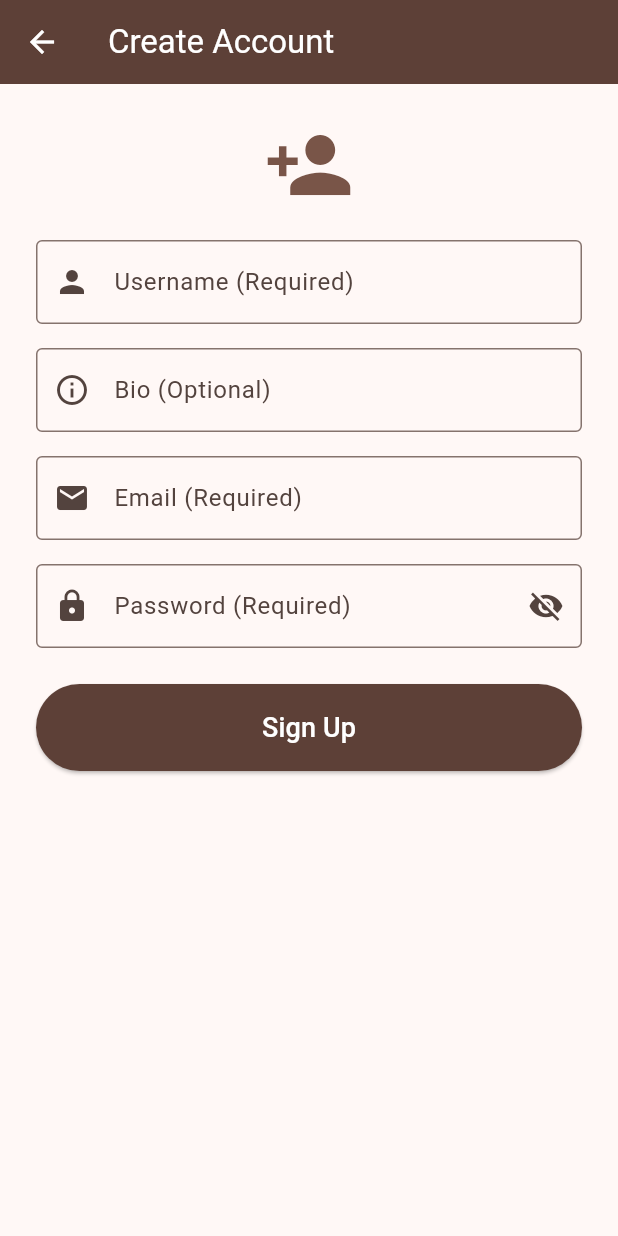
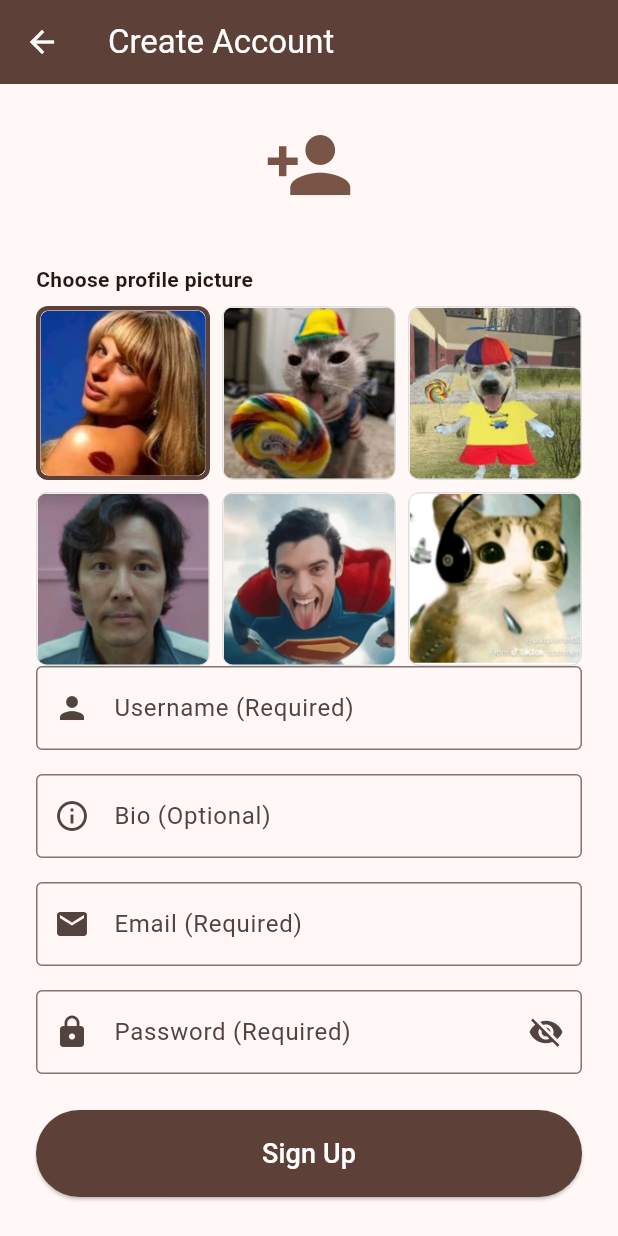
Before and after one commit to Kalla-21/codebeans_v1, a Flutter app: the SignUpScreen screen opened by its route, on a phone screen of 412 x 824 dp. Run offline on Flutter 3.47's test engine with Material 3 defaults, Android fonts, the light colour scheme and no system bars; our stand-ins replace firebase_auth, firebase_core, firebase_database; accounts and stored records are empty; statements that could not run were skipped.

Commit message:
Edit profile, settings, profile pictures, credits added

```diff
--- a/lib/screens/firebase_debug_screen.dart
+++ b/lib/screens/firebase_debug_screen.dart
@@ -208,7 +208,6 @@ class _FirebaseDebugScreenState extends State<FirebaseDebugScreen> {
         testUserId,
         'TestUser123',
         'Testing Firebase',
-        '',
       );
       _addLog('✅ Profile data written');
 
--- a/lib/screens/signup_screen.dart
+++ b/lib/screens/signup_screen.dart
@@ -16,8 +16,26 @@ class _SignUpScreenState extends State<SignUpScreen> {
 
   final FirebaseService _firebaseService = FirebaseService();
 
+  // preset avatars – same as ProfileScreen
+  final List<String> _avatarPaths = const [
+    'assets/avatars/avatar1.png',
+    'assets/avatars/avatar2.png',
+    'assets/avatars/avatar3.png',
+    'assets/avatars/avatar4.png',
+    'assets/avatars/avatar5.png',
+    'assets/avatars/avatar6.png',
+  ];
+
+  String? _selectedAvatar;
+
   bool _isLoading = false;
   bool _obscurePassword = true;
+
+  @override
+  void initState() {
+    super.initState();
+    _selectedAvatar = _avatarPaths.first; // default avatar
+  }
 
   // --- REUSED: Mode Selection Dialog ---
   void _showModeSelectionDialog(BuildContext context) {
@@ -88,15 +106,16 @@ class _SignUpScreenState extends State<SignUpScreen> {
     setState(() => _isLoading = true);
 
     try {
-      // Create User & Profile in one go
       await _firebaseService.createUserAndProfile(
         _emailController.text.trim(),
         _passwordController.text.trim(),
         _usernameController.text.trim(),
-        _bioController.text.trim().isEmpty ? 'Ready to code!' : _bioController.text.trim(),
+        _bioController.text.trim().isEmpty
+            ? 'Ready to code!'
+            : _bioController.text.trim(),
+        photoUrl: _selectedAvatar ?? _avatarPaths.first, // ← send avatar
       );
 
-      // On Success
       if (mounted) {
         _showModeSelectionDialog(context);
       }
@@ -126,6 +145,49 @@ class _SignUpScreenState extends State<SignUpScreen> {
           children: [
             const Icon(Icons.person_add, size: 60, color: Colors.brown),
             const SizedBox(height: 20),
+
+            //Profile Picture
+            const SizedBox(height: 16),
+            const Text(
+              'Choose profile picture',
+              style: TextStyle(fontWeight: FontWeight.bold),
+            ),
+            const SizedBox(height: 8),
+            GridView.builder(
+              shrinkWrap: true,
+              physics: const ClampingScrollPhysics(),
+              gridDelegate: const SliverGridDelegateWithFixedCrossAxisCount(
+                crossAxisCount: 3,
+                mainAxisSpacing: 8,
+                crossAxisSpacing: 8,
+              ),
+              itemCount: _avatarPaths.length,
+              itemBuilder: (context, index) {
+                final path = _avatarPaths[index];
+                final isSelected = path == _selectedAvatar;
+
+                return GestureDetector(
+                  onTap: () {
+                    setState(() {
+                      _selectedAvatar = path;
+                    });
+                  },
+                  child: Container(
+                    decoration: BoxDecoration(
+                      border: Border.all(
+                        color: isSelected ? Colors.brown.shade700 : Colors.grey.shade300,
+                        width: isSelected ? 3 : 1,
+                      ),
+                      borderRadius: BorderRadius.circular(8),
+                    ),
+                    child: ClipRRect(
+                      borderRadius: BorderRadius.circular(6),
+                      child: Image.asset(path, fit: BoxFit.cover),
+                    ),
+                  ),
+                );
+              },
+            ),
 
             // Username
             TextField(
```
Also changed, not shown: lib/main.dart (+48 -19 lines), lib/screens/home_screen.dart (+38 -28 lines), lib/services/firebase_service.dart (+20 -7 lines), pubspec.yaml (+11 -0 lines), assets/avatars/avatar1.png (added), assets/avatars/avatar2.png (added), assets/avatars/avatar3.png (added), assets/avatars/avatar4.png (added), assets/avatars/avatar5.png (added), assets/avatars/avatar6.png (added), assets/credits/balading.png (added), assets/credits/herrera.png (added), assets/credits/yalung.png (added), pubspec.lock, 11 other files.
